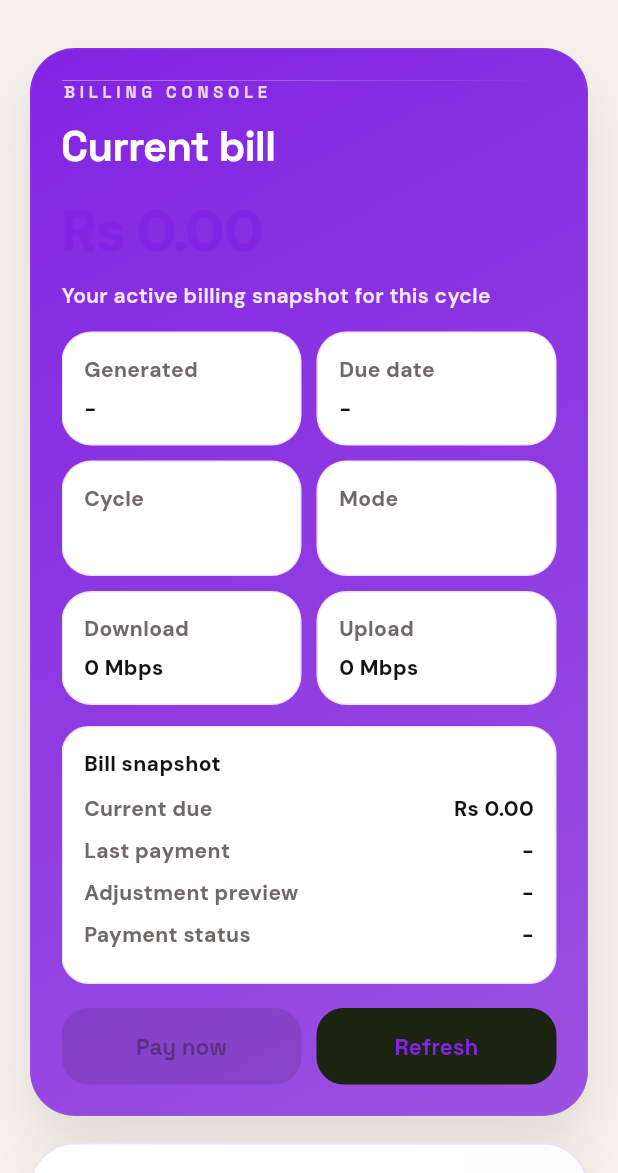
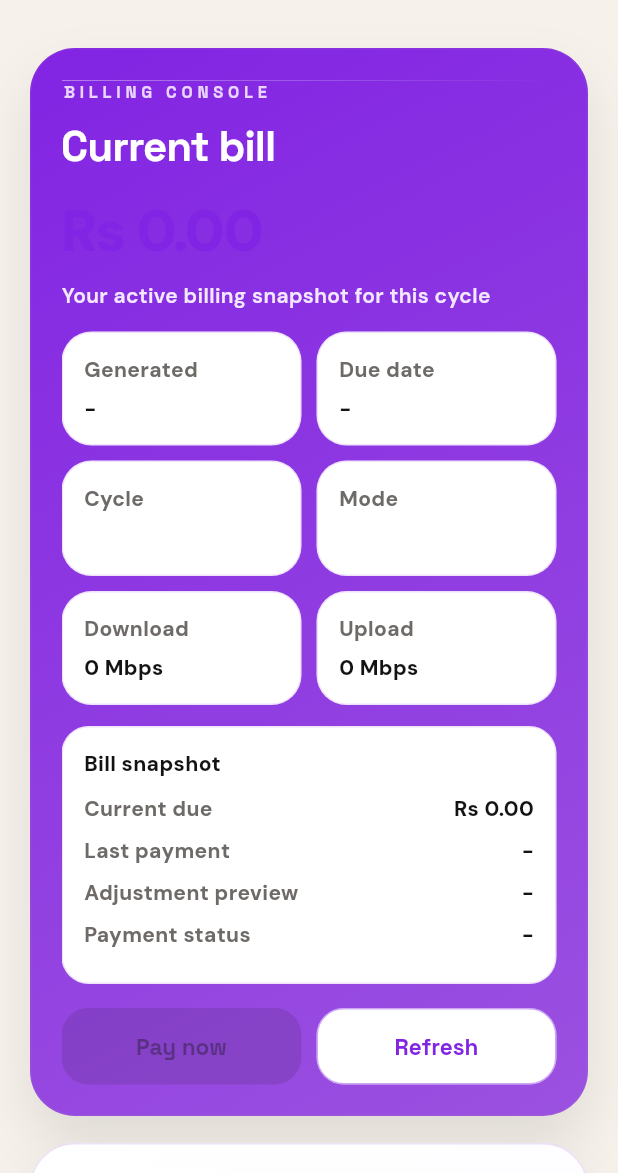
Before and after one commit to Netlayer-global/justfiber-platform, a Flutter app: the BillingHistoryScreen screen opened directly, on a phone screen of 412 x 824 dp, the part 63-1236 px from its top. Run offline on Flutter 3.47's test engine with Material 3 defaults, Android fonts, the phone set to English and light mode, and no system bars; our stand-ins replace flutter_map, geolocator, google_fonts, image_picker, latlong2, share_plus and 2 more; missing offline and left inert: mobile_scanner, razorpay_flutter; accounts and stored records are empty; network calls fail.

Commit message:
Fix customer app wifi and login contrast

```diff
--- a/frontend/flutter_customer_app/lib/src/screens/billing_history_screen.dart
+++ b/frontend/flutter_customer_app/lib/src/screens/billing_history_screen.dart
@@ -277,13 +277,12 @@ class BillingHistoryScreen extends StatelessWidget {
                     ),
                     const SizedBox(width: 10),
                     Expanded(
-                      child: FilledButton(
+                      child: OutlinedButton(
                         onPressed: appState.busy ? null : appState.refresh,
-                        style: FilledButton.styleFrom(
-                          backgroundColor: const Color(0xFF1B2311),
+                        style: OutlinedButton.styleFrom(
+                          backgroundColor: const Color(0xFFFFFFFF),
                           foregroundColor: const Color(0xFF8224E3),
-                          disabledBackgroundColor: const Color(0xFFF2ECE6),
-                          disabledForegroundColor: const Color(0xFF6B7280),
+                          side: const BorderSide(color: Color(0x668224E3)),
                         ),
                         child: const Text('Refresh'),
                       ),
--- a/frontend/flutter_customer_app/lib/src/screens/login_screen.dart
+++ b/frontend/flutter_customer_app/lib/src/screens/login_screen.dart
@@ -327,7 +327,7 @@ class _AuthShowcaseCard extends StatelessWidget {
               width: double.infinity,
               decoration: BoxDecoration(
                 gradient: const LinearGradient(
-                  colors: [Color(0xFF0F131B), Color(0xFF151A24)],
+                  colors: [Color(0xFFFFFFFF), Color(0xFFF8F4FF)],
                   begin: Alignment.topLeft,
                   end: Alignment.bottomRight,
                 ),
--- a/frontend/flutter_customer_app/lib/src/screens/wifi_settings_screen.dart
+++ b/frontend/flutter_customer_app/lib/src/screens/wifi_settings_screen.dart
@@ -207,9 +207,9 @@ class _WifiSettingsScreenState extends State<WifiSettingsScreen> {
               child: Column(
                 crossAxisAlignment: CrossAxisAlignment.start,
                 children: [
-                  Text(title, style: const TextStyle(fontWeight: FontWeight.w800, fontSize: 18, color: const Color(0xFF131313))),
+                  Text(title, style: const TextStyle(fontWeight: FontWeight.w800, fontSize: 18, color: Color(0xFFFFFFFF))),
                   const SizedBox(height: 4),
-                  Text(subtitle, style: const TextStyle(color: Color(0xFF6E6A67), height: 1.4)),
+                  Text(subtitle, style: const TextStyle(color: Color(0xFFF3E8FF), height: 1.4)),
                 ],
               ),
             ),
@@ -229,7 +229,7 @@ class _WifiSettingsScreenState extends State<WifiSettingsScreen> {
       ),
       child: RichText(
         text: TextSpan(
-          style: const TextStyle(color: const Color(0xFF131313)),
+          style: const TextStyle(color: Color(0xFFFFFFFF)),
           children: [
             TextSpan(text: '$label ', style: const TextStyle(fontWeight: FontWeight.w600)),
             TextSpan(text: value, style: const TextStyle(fontWeight: FontWeight.w800)),
```
